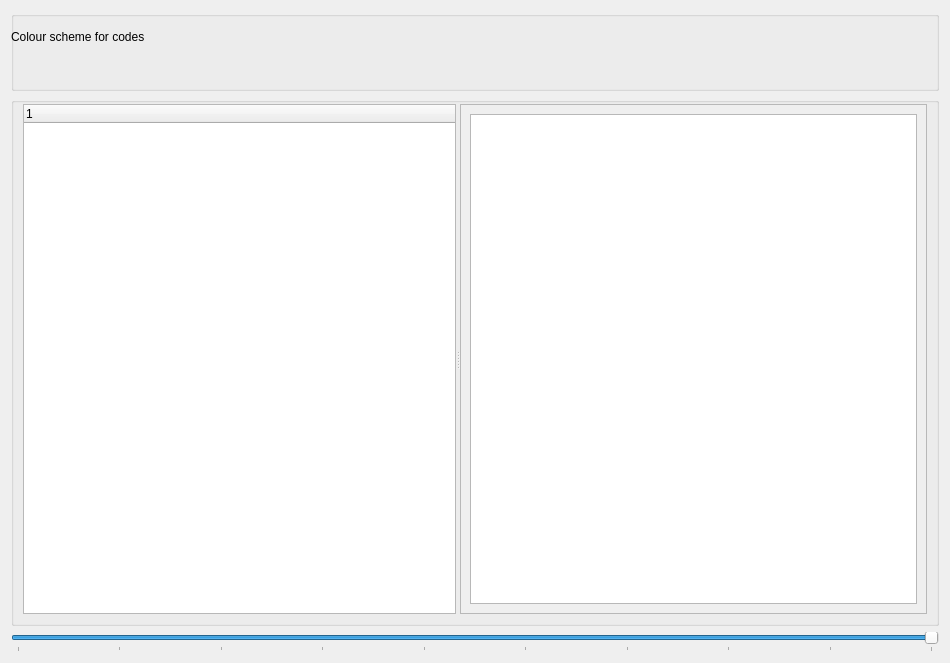
This is GUI_UIs/ui_dialog_code_colours.ui in ccbogel/QualCoder as Qt 5 draws it before an edit. The edited form follows.
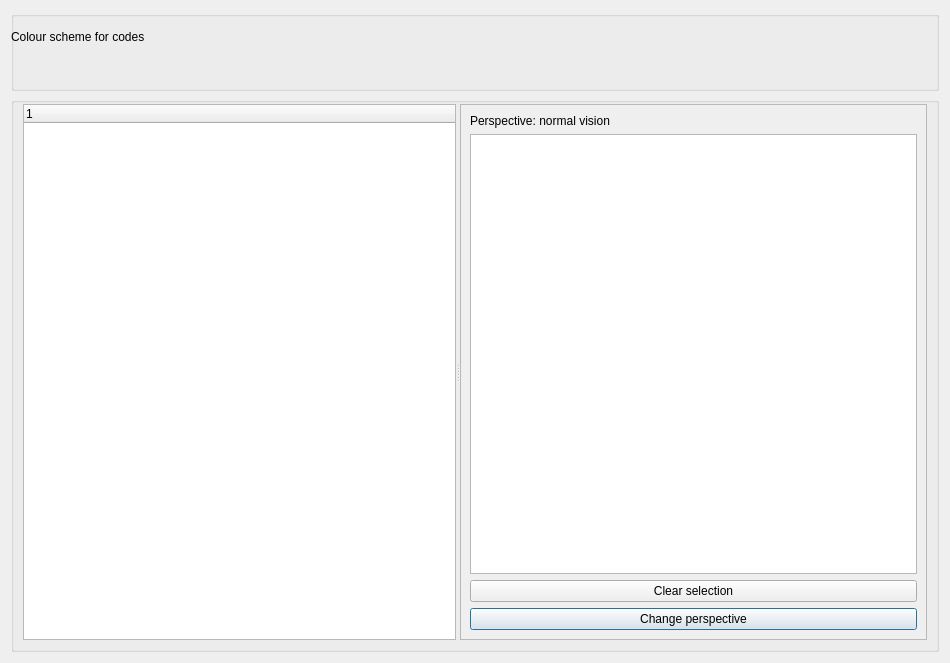
This is the edited form.

Diff of the .ui file:
```diff
--- a/GUI_UIs/ui_dialog_code_colours.ui
+++ b/GUI_UIs/ui_dialog_code_colours.ui
@@ -65,28 +65,6 @@
      </widget>
     </widget>
    </item>
-   <item row="4" column="0">
-    <widget class="QSlider" name="horizontalSlider">
-     <property name="minimum">
-      <number>9</number>
-     </property>
-     <property name="singleStep">
-      <number>3</number>
-     </property>
-     <property name="value">
-      <number>99</number>
-     </property>
-     <property name="orientation">
-      <enum>Qt::Horizontal</enum>
-     </property>
-     <property name="tickPosition">
-      <enum>QSlider::TicksBelow</enum>
-     </property>
-     <property name="tickInterval">
-      <number>10</number>
-     </property>
-    </widget>
-   </item>
    <item row="3" column="0">
     <widget class="QGroupBox" name="groupBox">
      <property name="title">
@@ -123,13 +101,34 @@
             <x>0</x>
             <y>0</y>
             <width>467</width>
-            <height>512</height>
+            <height>538</height>
            </rect>
           </property>
           <layout class="QGridLayout" name="gridLayout_3">
-           <item row="0" column="0">
+           <item row="1" column="0">
             <widget class="QTableWidget" name="tableWidget"/>
            </item>
+           <item row="3" column="0">
+            <widget class="QPushButton" name="pushButton_perspective">
+             <property name="text">
+              <string>Change perspective</string>
+             </property>
+            </widget>
+           </item>
+           <item row="2" column="0">
+            <widget class="QPushButton" name="pushButton_clear_selection">
+             <property name="text">
+              <string>Clear selection</string>
+             </property>
+            </widget>
+           </item>
+           <item row="0" column="0">
+            <widget class="QLabel" name="label_perspective">
+             <property name="text">
+              <string>Perspective: normal vision</string>
+             </property>
+            </widget>
+           </item>
           </layout>
          </widget>
         </widget>
```
